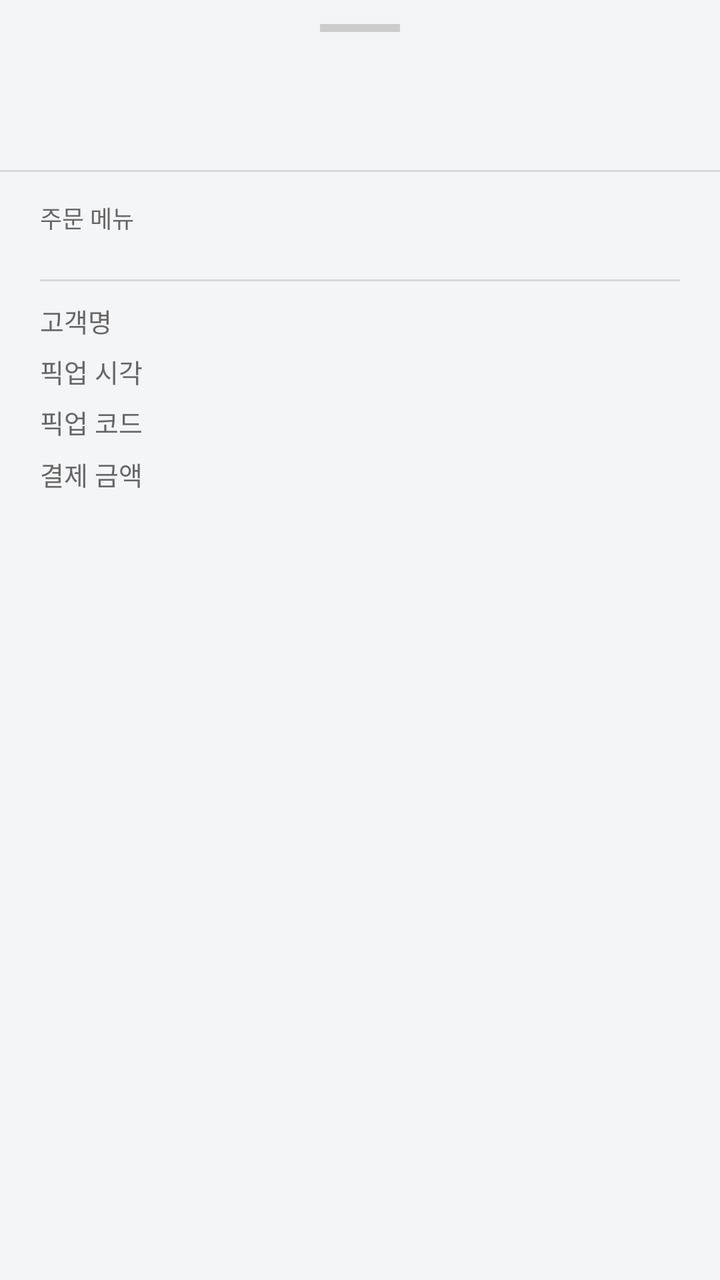
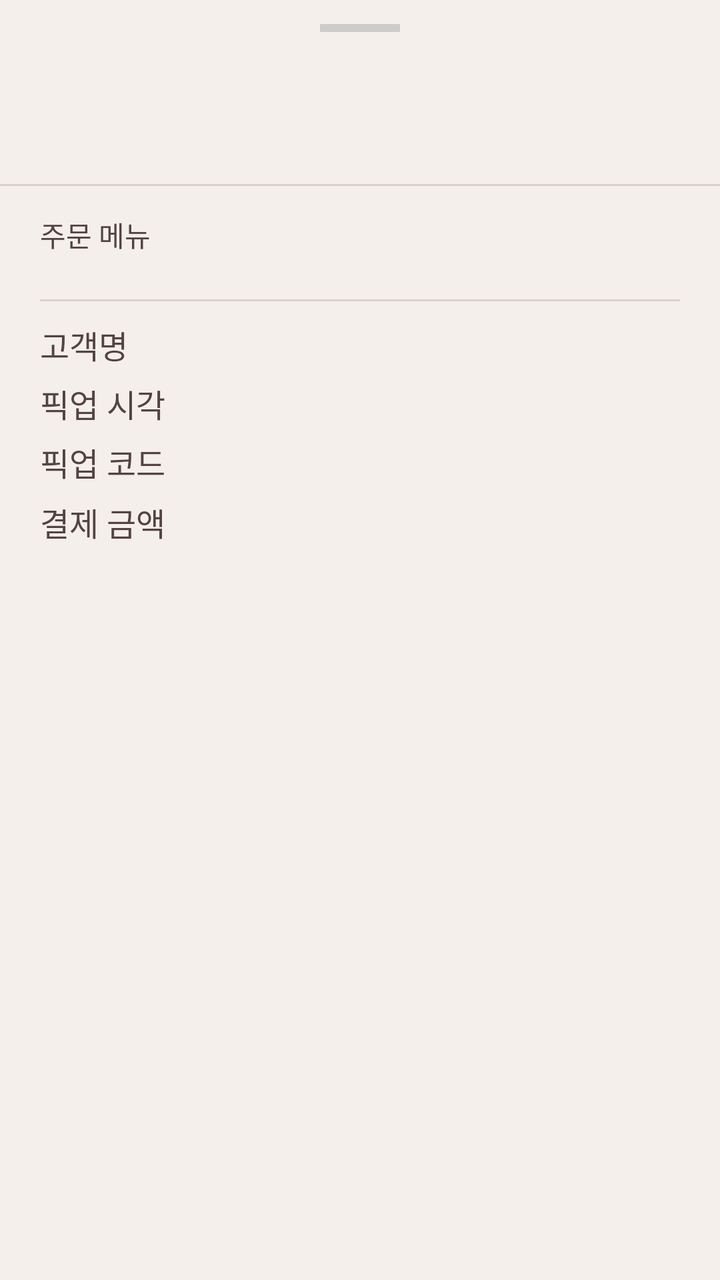

Screens rendered from an Android XML layout before and after an edit, with the pre-edit source and the edit as a unified diff.
<!-- AndroidManifest.xml: application theme Theme.Deuktemsiru_seller -->
<!-- res/layout/bottom_sheet_order_detail.xml -->
<?xml version="1.0" encoding="utf-8"?>

<LinearLayout
    xmlns:android="http://schemas.android.com/apk/res/android"
    android:layout_width="match_parent"
    android:layout_height="wrap_content"
    android:orientation="vertical"
    android:background="@android:color/transparent"
    android:paddingBottom="32dp">

    
    <View
        android:layout_width="40dp"
        android:layout_height="4dp"
        android:layout_gravity="center_horizontal"
        android:layout_marginTop="12dp"
        android:layout_marginBottom="16dp"
        android:background="#CCCCCC" />

    
    <LinearLayout
        android:layout_width="match_parent"
        android:layout_height="wrap_content"
        android:orientation="horizontal"
        android:gravity="center_vertical"
        android:paddingHorizontal="20dp"
        android:paddingBottom="12dp">

        <LinearLayout
            android:layout_width="0dp"
            android:layout_height="wrap_content"
            android:layout_weight="1"
            android:orientation="vertical">

            <TextView
                android:id="@+id/tv_order_number"
                android:layout_width="wrap_content"
                android:layout_height="wrap_content"
                android:textSize="17sp"
                android:textColor="@color/text"
                android:fontFamily="sans-serif-medium" />

            <TextView
                android:id="@+id/tv_created_at"
                android:layout_width="wrap_content"
                android:layout_height="wrap_content"
                android:layout_marginTop="2dp"
                android:textSize="12sp"
                android:textColor="@color/text_sub" />

        </LinearLayout>

        <TextView
            android:id="@+id/tv_status_badge"
            android:layout_width="wrap_content"
            android:layout_height="wrap_content"
            android:paddingHorizontal="10dp"
            android:paddingVertical="4dp"
            android:textSize="12sp"
            android:fontFamily="sans-serif-medium" />

    </LinearLayout>

    <View
        android:layout_width="match_parent"
        android:layout_height="1dp"
        android:background="@color/text_muted"
        android:alpha="0.3" />

    
    <LinearLayout
        android:layout_width="match_parent"
        android:layout_height="wrap_content"
        android:orientation="vertical"
        android:paddingHorizontal="20dp"
        android:paddingTop="14dp"
        android:paddingBottom="4dp">

        <TextView
            android:layout_width="wrap_content"
            android:layout_height="wrap_content"
            android:text="주문 메뉴"
            android:textSize="12sp"
            android:textColor="@color/text_sub"
            android:layout_marginBottom="8dp" />

        <LinearLayout
            android:id="@+id/items_container"
            android:layout_width="match_parent"
            android:layout_height="wrap_content"
            android:orientation="vertical" />

    </LinearLayout>

    <View
        android:layout_width="match_parent"
        android:layout_height="1dp"
        android:background="@color/text_muted"
        android:alpha="0.3"
        android:layout_marginHorizontal="20dp"
        android:layout_marginVertical="10dp" />

    
    <LinearLayout
        android:layout_width="match_parent"
        android:layout_height="wrap_content"
        android:orientation="vertical"
        android:paddingHorizontal="20dp">

        <LinearLayout
            android:id="@+id/row_customer_name"
            android:layout_width="match_parent"
            android:layout_height="wrap_content"
            android:orientation="horizontal"
            android:layout_marginBottom="6dp">

            <TextView
                android:layout_width="80dp"
                android:layout_height="wrap_content"
                android:text="고객명"
                android:textSize="13sp"
                android:textColor="@color/text_sub" />

            <TextView
                android:id="@+id/tv_customer_name"
                android:layout_width="wrap_content"
                android:layout_height="wrap_content"
                android:textSize="13sp"
                android:textColor="@color/text"
                android:fontFamily="sans-serif-medium" />

        </LinearLayout>

        <LinearLayout
            android:layout_width="match_parent"
            android:layout_height="wrap_content"
            android:orientation="horizontal"
            android:layout_marginBottom="6dp">

            <TextView
                android:layout_width="80dp"
                android:layout_height="wrap_content"
                android:text="픽업 시각"
                android:textSize="13sp"
                android:textColor="@color/text_sub" />

            <TextView
                android:id="@+id/tv_pickup_time"
                android:layout_width="wrap_content"
                android:layout_height="wrap_content"
                android:textSize="13sp"
                android:textColor="@color/text"
                android:fontFamily="sans-serif-medium" />

        </LinearLayout>

        <LinearLayout
            android:layout_width="match_parent"
            android:layout_height="wrap_content"
            android:orientation="horizontal"
            android:layout_marginBottom="6dp">

            <TextView
                android:layout_width="80dp"
                android:layout_height="wrap_content"
                android:text="픽업 코드"
                android:textSize="13sp"
                android:textColor="@color/text_sub" />

            <TextView
                android:id="@+id/tv_pickup_code"
                android:layout_width="wrap_content"
                android:layout_height="wrap_content"
                android:textSize="13sp"
                android:textColor="@color/text"
                android:fontFamily="sans-serif-medium" />

        </LinearLayout>

        <LinearLayout
            android:layout_width="match_parent"
            android:layout_height="wrap_content"
            android:orientation="horizontal">

            <TextView
                android:layout_width="80dp"
                android:layout_height="wrap_content"
                android:text="결제 금액"
                android:textSize="13sp"
                android:textColor="@color/text_sub" />

            <TextView
                android:id="@+id/tv_total_amount"
                android:layout_width="wrap_content"
                android:layout_height="wrap_content"
                android:textSize="15sp"
                android:textColor="@color/primary_dark"
                android:fontFamily="sans-serif-medium" />

        </LinearLayout>

    </LinearLayout>

    
    <Button
        android:id="@+id/btn_action"
        android:layout_width="match_parent"
        android:layout_height="52dp"
        android:layout_marginHorizontal="20dp"
        android:layout_marginTop="20dp"
        android:background="@drawable/bg_button_primary"
        android:backgroundTint="@null"
        android:insetTop="0dp"
        android:insetBottom="0dp"
        android:stateListAnimator="@null"
        android:textColor="@color/white"
        android:fontFamily="sans-serif-medium"
        android:textSize="15sp"
        android:visibility="gone" />

</LinearLayout>
<!-- resources referenced by this layout -->
<resources>
  <color name="primary_dark">#FF8A2F19</color>
  <color name="text">#FF1A1A1A</color>
  <color name="text_muted">#FF999999</color>
  <color name="text_sub">#FF666666</color>
  <color name="white">#FFFFFFFF</color>
  <!-- drawable bg_button_primary (drawable) -->
  <?xml version="1.0" encoding="utf-8"?>
  
  <shape xmlns:android="http://schemas.android.com/apk/res/android"
      android:shape="rectangle">
      <solid android:color="@color/primary" />
      <corners android:radius="14dp" />
  </shape>
  <style name="Theme.Deuktemsiru_seller" parent="Base.Theme.Deuktemsiru_seller" />
  <color name="primary">#FFC94B28</color>
  <style name="Base.Theme.Deuktemsiru_seller" parent="Theme.Material3.Light.NoActionBar">
          <item name="colorPrimary">@color/primary</item>
          <item name="colorPrimaryVariant">@color/primary_dark</item>
          <item name="colorOnPrimary">@color/white</item>
          <item name="colorSurface">@color/surface</item>
          <item name="android:colorBackground">@color/surface</item>
          <item name="android:fontFamily">sans-serif</item>
          <item name="bottomNavigationStyle">@style/Widget.App.BottomNav</item>
      </style>
  <color name="surface">#FFF4F5F7</color>
  <style name="Widget.App.BottomNav" parent="Widget.Material3.BottomNavigationView">
          <item name="itemIconTint">@color/bottom_nav_color</item>
          <item name="itemTextColor">@color/bottom_nav_color</item>
          <item name="itemActiveIndicatorStyle">@style/Widget.App.ActiveIndicator</item>
      </style>
  <style name="Widget.App.ActiveIndicator" parent="Widget.Material3.BottomNavigationView.ActiveIndicator">
          <item name="android:color">@color/primary_light</item>
      </style>
  <color name="primary_light">#FFFFE7DE</color>
</resources>

<!-- the commit's change to res/layout/bottom_sheet_order_detail.xml (unified diff, before → after) -->
@@ -36,7 +36,7 @@
                 android:id="@+id/tv_order_number"
                 android:layout_width="wrap_content"
                 android:layout_height="wrap_content"
-                android:textSize="17sp"
+                android:textSize="20sp"
                 android:textColor="@color/text"
                 android:fontFamily="sans-serif-medium" />
 
@@ -45,7 +45,7 @@
                 android:layout_width="wrap_content"
                 android:layout_height="wrap_content"
                 android:layout_marginTop="2dp"
-                android:textSize="12sp"
+                android:textSize="14sp"
                 android:textColor="@color/text_sub" />
 
         </LinearLayout>
@@ -56,7 +56,7 @@
             android:layout_height="wrap_content"
             android:paddingHorizontal="10dp"
             android:paddingVertical="4dp"
-            android:textSize="12sp"
+            android:textSize="14sp"
             android:fontFamily="sans-serif-medium" />
 
     </LinearLayout>
@@ -80,7 +80,7 @@
             android:layout_width="wrap_content"
             android:layout_height="wrap_content"
             android:text="주문 메뉴"
-            android:textSize="12sp"
+            android:textSize="14sp"
             android:textColor="@color/text_sub"
             android:layout_marginBottom="8dp" />
 
@@ -118,14 +118,14 @@
                 android:layout_width="80dp"
                 android:layout_height="wrap_content"
                 android:text="고객명"
-                android:textSize="13sp"
+                android:textSize="16sp"
                 android:textColor="@color/text_sub" />
 
             <TextView
                 android:id="@+id/tv_customer_name"
                 android:layout_width="wrap_content"
                 android:layout_height="wrap_content"
-                android:textSize="13sp"
+                android:textSize="16sp"
                 android:textColor="@color/text"
                 android:fontFamily="sans-serif-medium" />
 
@@ -141,14 +141,14 @@
                 android:layout_width="80dp"
                 android:layout_height="wrap_content"
                 android:text="픽업 시각"
-                android:textSize="13sp"
+                android:textSize="16sp"
                 android:textColor="@color/text_sub" />
 
             <TextView
                 android:id="@+id/tv_pickup_time"
                 android:layout_width="wrap_content"
                 android:layout_height="wrap_content"
-                android:textSize="13sp"
+                android:textSize="16sp"
                 android:textColor="@color/text"
                 android:fontFamily="sans-serif-medium" />
 
@@ -164,14 +164,14 @@
                 android:layout_width="80dp"
                 android:layout_height="wrap_content"
                 android:text="픽업 코드"
-                android:textSize="13sp"
+                android:textSize="16sp"
                 android:textColor="@color/text_sub" />
 
             <TextView
                 android:id="@+id/tv_pickup_code"
                 android:layout_width="wrap_content"
                 android:layout_height="wrap_content"
-                android:textSize="13sp"
+                android:textSize="16sp"
                 android:textColor="@color/text"
                 android:fontFamily="sans-serif-medium" />
 
@@ -186,14 +186,14 @@
                 android:layout_width="80dp"
                 android:layout_height="wrap_content"
                 android:text="결제 금액"
-                android:textSize="13sp"
+                android:textSize="16sp"
                 android:textColor="@color/text_sub" />
 
             <TextView
                 android:id="@+id/tv_total_amount"
                 android:layout_width="wrap_content"
                 android:layout_height="wrap_content"
-                android:textSize="15sp"
+                android:textSize="18sp"
                 android:textColor="@color/primary_dark"
                 android:fontFamily="sans-serif-medium" />
 
@@ -215,7 +215,7 @@
         android:stateListAnimator="@null"
         android:textColor="@color/white"
         android:fontFamily="sans-serif-medium"
-        android:textSize="15sp"
+        android:textSize="18sp"
         android:visibility="gone" />
 
 </LinearLayout>
<!-- resource entries referenced after the edit -->
@@ -1,20 +1,19 @@
 <!-- resources referenced by this layout -->
 <resources>
-  <color name="primary_dark">#FF8A2F19</color>
-  <color name="text">#FF1A1A1A</color>
-  <color name="text_muted">#FF999999</color>
-  <color name="text_sub">#FF666666</color>
+  <color name="primary_dark">#065950</color>
+  <color name="text">#FF1A1110</color>
+  <color name="text_muted">#FF998C8A</color>
+  <color name="text_sub">#FF534341</color>
   <color name="white">#FFFFFFFF</color>
   <!-- drawable bg_button_primary (drawable) -->
   <?xml version="1.0" encoding="utf-8"?>
-  
   <shape xmlns:android="http://schemas.android.com/apk/res/android"
       android:shape="rectangle">
       <solid android:color="@color/primary" />
       <corners android:radius="14dp" />
   </shape>
   <style name="Theme.Deuktemsiru_seller" parent="Base.Theme.Deuktemsiru_seller" />
-  <color name="primary">#FFC94B28</color>
+  <color name="primary">#0B7A6E</color>
   <style name="Base.Theme.Deuktemsiru_seller" parent="Theme.Material3.Light.NoActionBar">
           <item name="colorPrimary">@color/primary</item>
           <item name="colorPrimaryVariant">@color/primary_dark</item>
@@ -22,9 +21,13 @@
           <item name="colorSurface">@color/surface</item>
           <item name="android:colorBackground">@color/surface</item>
           <item name="android:fontFamily">sans-serif</item>
+          <item name="android:navigationBarColor">@color/surface_alt</item>
+          <item name="android:statusBarColor" tools:targetApi="l">@color/surface_alt</item>
+          <item name="android:windowLightStatusBar" tools:targetApi="m">true</item>
           <item name="bottomNavigationStyle">@style/Widget.App.BottomNav</item>
       </style>
-  <color name="surface">#FFF4F5F7</color>
+  <color name="surface">#FFF5EFEC</color>
+  <color name="surface_alt">#FFFFFBF8</color>
   <style name="Widget.App.BottomNav" parent="Widget.Material3.BottomNavigationView">
           <item name="itemIconTint">@color/bottom_nav_color</item>
           <item name="itemTextColor">@color/bottom_nav_color</item>
@@ -33,6 +36,6 @@
   <style name="Widget.App.ActiveIndicator" parent="Widget.Material3.BottomNavigationView.ActiveIndicator">
           <item name="android:color">@color/primary_light</item>
       </style>
-  <color name="primary_light">#FFFFE7DE</color>
+  <color name="primary_light">#C8EDEA</color>
 </resources>
 
